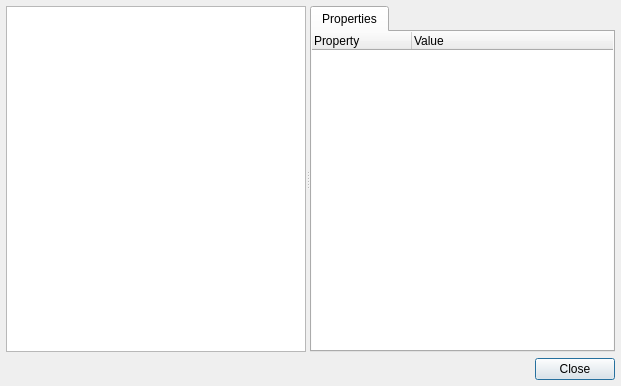
Before: the Qt Designer form QIIPayload/qiidialog.ui in othrayte/qtinterfaceinspector, drawn with Qt 5.
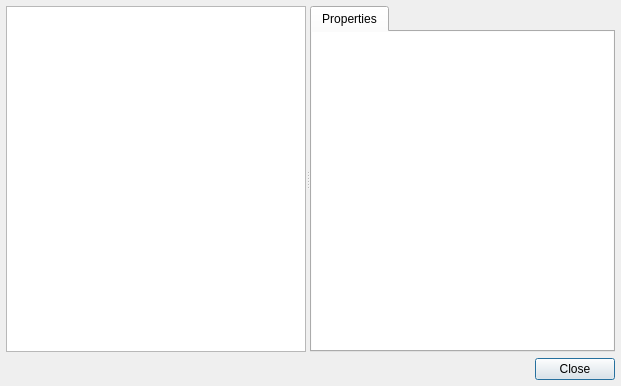
After: the same form once the commit is applied.

Commit message:
Continually refresh the property values.
Changed to QTreeView and custom PropertyModel and changed Property to record an id which we pass back to the TypeHandler to get the value. This way we can keep polling it. Also in future we should be able to write the values back.
In reality we only request the value when asked by the view, we simply tell the view every 100ms that the values have changed and it decides if it wants to re-read them.

```diff
--- a/QIIPayload/qiidialog.ui
+++ b/QIIPayload/qiidialog.ui
@@ -63,23 +63,13 @@
          <number>0</number>
         </property>
         <item>
-         <widget class="QTreeWidget" name="treeWidget">
+         <widget class="QTreeView" name="propertyView">
           <property name="frameShape">
            <enum>QFrame::NoFrame</enum>
           </property>
           <property name="headerHidden">
            <bool>false</bool>
           </property>
-          <column>
-           <property name="text">
-            <string>Property</string>
-           </property>
-          </column>
-          <column>
-           <property name="text">
-            <string>Value</string>
-           </property>
-          </column>
          </widget>
         </item>
        </layout>
```
The commit also changes 16 other files.
